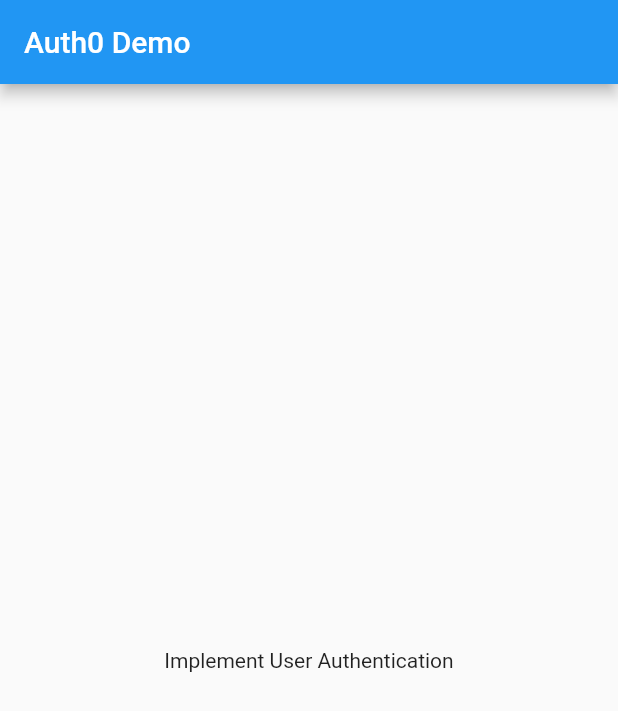
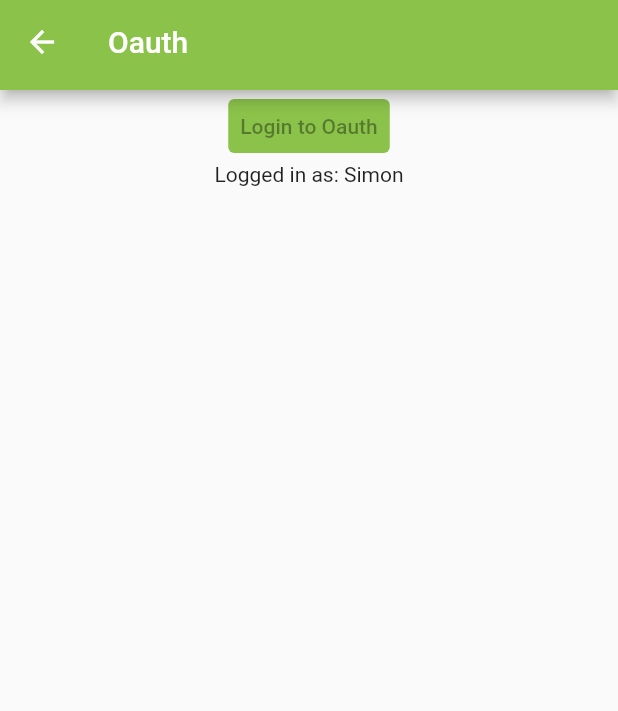
Before and after one commit to SEbbaDK/maptogether, a Flutter app: the screen it shows after launch, after a tap on "Menu", after a tap on the "location history" icon, on a phone screen of 412 x 824 dp. Shown: the top 711 px of the screen. Run offline on Flutter 3.47's test engine with Material 2 defaults, Android fonts, the phone set to English and light mode, and no system bars; our stand-ins replace flutter_map, latlong, location; missing offline and left inert: flutter_map_marker_cluster, oauth1, time_range_picker; accounts and stored records are empty; generated files the repository leaves out were written again.

Commit message:
update login screen with button for auth use

```diff
--- a/client/lib/screens/login_screen.dart
+++ b/client/lib/screens/login_screen.dart
@@ -1,5 +1,7 @@
 import 'package:flutter/material.dart';
 import 'package:client/widgets/app_bar.dart';
+import 'package:client/database.dart';
+import 'package:provider/provider.dart';
 
 
 class Login extends StatefulWidget{
@@ -8,24 +10,28 @@ class Login extends StatefulWidget{
 }
 
 class _LoginState extends State<Login> {
-  bool isBusy = false;
-  bool isLoggedIn = false;
-  String errorMessage;
-  String name;
-  String picture;
 
   @override
   Widget build(BuildContext context) {
-    return MaterialApp(
-      title: 'Auth0 Demo',
-      home: Scaffold(
-        appBar: AppBar(
-          title: Text('Auth0 Demo'),
-        ),
-        body: Center(
-          child: Text('Implement User Authentication'),
-        ),
+    return Scaffold(
+      appBar: MapTogetherAppBar(
+        title: "Oauth",
       ),
+      body: Container(
+        child: Column(
+          children: <Widget>[
+            Center(
+            child: TextButton(
+                child: Text("Login to Oauth"),
+                style: TextButton.styleFrom(
+                    primary: Colors.white,
+                    backgroundColor: Colors.lightGreen)
+              ),
+             ),
+            Text("Logged in as: " + context.watch<DummyDatabase>().currentUserName),
+          ]
+          ),
+      )
     );
   }
 }
```
